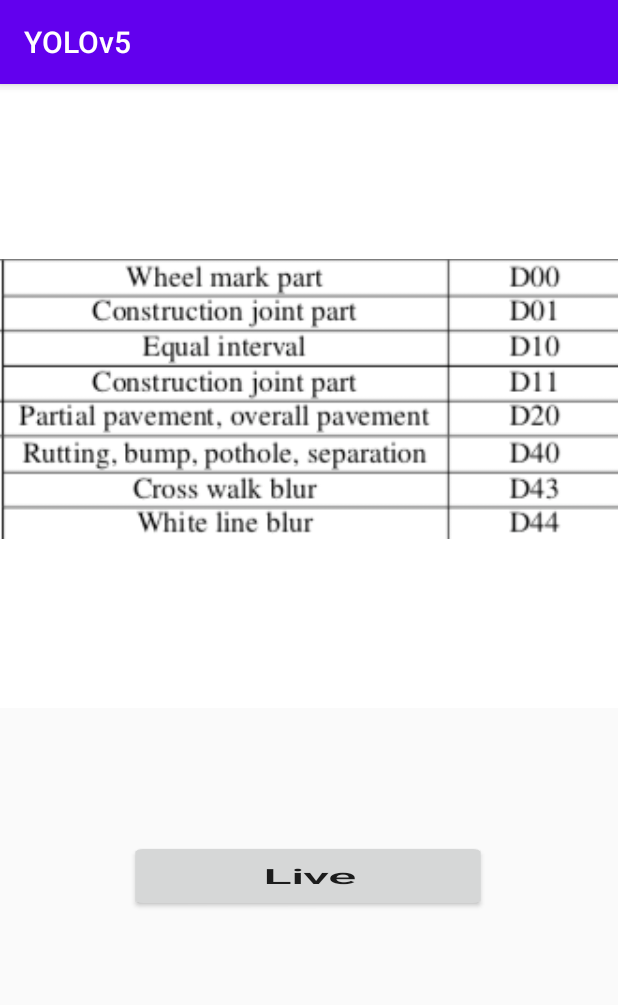
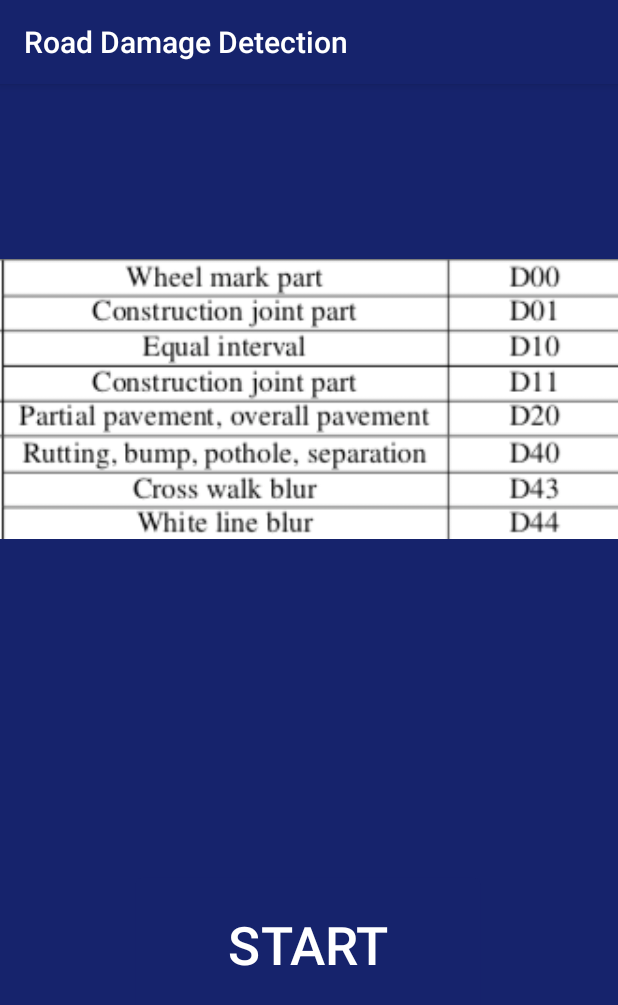
Before and after one commit to phildaniels22/RoadDamageDetection, an Android app: the screen it shows after launch (MainActivity), on a phone screen of 412 x 824 dp. Shown: the top 1005 px of the screen. Run offline under Robolectric (Android 15) with nearby library versions, the phone set to English and light mode, and no system bars; libraries missing offline, so code that uses them is left out: org.pytorch, org.pytorch.torchvision; 1 statement that could not run was skipped.

Commit message:
UI Stuff

```diff
--- a/ObjectDetection/app/src/main/AndroidManifest.xml
+++ b/ObjectDetection/app/src/main/AndroidManifest.xml
@@ -5,7 +5,7 @@
     <uses-permission android:name="android.permission.READ_EXTERNAL_STORAGE" />
     <uses-permission android:name="android.permission.CAMERA" />
     <uses-permission android:name="android.permission.ACCESS_COARSE_LOCATION" />
-    <uses-permission android:name="android.permission.ACCESS_COARSE_LOCATION" />
+    <uses-permission android:name="android.permission.WRITE_EXTERNAL_STORAGE" />
 
     <application
         android:allowBackup="true"
@@ -14,6 +14,7 @@
         android:roundIcon="@mipmap/ic_launcher_round"
         android:supportsRtl="true"
         android:theme="@style/AppTheme">
+
         <activity android:name=".MainActivity"
             android:configChanges="orientation"
             android:screenOrientation="portrait">
--- a/ObjectDetection/app/src/main/res/layout/activity_main.xml
+++ b/ObjectDetection/app/src/main/res/layout/activity_main.xml
@@ -4,15 +4,16 @@
     xmlns:tools="http://schemas.android.com/tools"
     android:layout_width="match_parent"
     android:layout_height="match_parent"
+    android:background="@color/colorPrimaryDark"
+    android:outlineAmbientShadowColor="#FFFFFF"
     tools:context="org.pytorch.demo.objectdetection.MainActivity">
-
 
     <ImageView
         android:id="@+id/imageView"
         android:layout_width="0dp"
         android:layout_height="0dp"
         android:layout_marginTop="4dp"
-        android:background="#FFFFFF"
+        android:background="@color/colorPrimaryDark"
         android:contentDescription="@string/image_view"
         app:layout_constraintDimensionRatio="1:1"
         app:layout_constraintEnd_toEndOf="parent"
@@ -24,7 +25,7 @@
         android:id="@+id/resultView"
         android:layout_width="0dp"
         android:layout_height="0dp"
-        android:layout_marginTop="228dp"
+        android:layout_marginTop="320dp"
         app:layout_constraintDimensionRatio="1:1"
         app:layout_constraintEnd_toEndOf="parent"
         app:layout_constraintHorizontal_bias="0.0"
@@ -38,9 +39,15 @@
         android:layout_centerInParent="true"
         android:layout_marginTop="24dp"
         android:layout_marginBottom="24dp"
+        android:backgroundTint="@color/colorPrimaryDark"
+        android:drawableTint="#FFFFFF"
+        android:outlineProvider="paddedBounds"
+        android:outlineSpotShadowColor="#FFFFFF"
         android:scaleX="2.5"
-        android:text="@string/live"
-        android:textAllCaps="false"
+        android:scaleY="2.5"
+        android:text="Start"
+        android:textAllCaps="true"
+        android:textColor="#FFFFFF"
         app:layout_constraintBottom_toBottomOf="@+id/resultView"
         app:layout_constraintEnd_toEndOf="parent"
         app:layout_constraintHorizontal_bias="0.498"
--- a/ObjectDetection/app/src/main/res/values/colors.xml
+++ b/ObjectDetection/app/src/main/res/values/colors.xml
@@ -1,6 +1,6 @@
 <?xml version="1.0" encoding="utf-8"?>
 <resources>
-    <color name="colorPrimary">#6200EE</color>
-    <color name="colorPrimaryDark">#3700B3</color>
+    <color name="colorPrimary">#16236C</color>
+    <color name="colorPrimaryDark">#16236C</color>
     <color name="colorAccent">#03DAC5</color>
 </resources>
--- a/ObjectDetection/app/src/main/res/values/strings.xml
+++ b/ObjectDetection/app/src/main/res/values/strings.xml
@@ -1,5 +1,5 @@
 <resources>
-    <string name="app_name">YOLOv5</string>
+    <string name="app_name">Road Damage Detection</string>
     <string name="image_view">Image View</string>
     <string name="detect">Detect</string>
     <string name="run_model">Running the model...</string>
```
Also changed, not shown: 249 other files.
